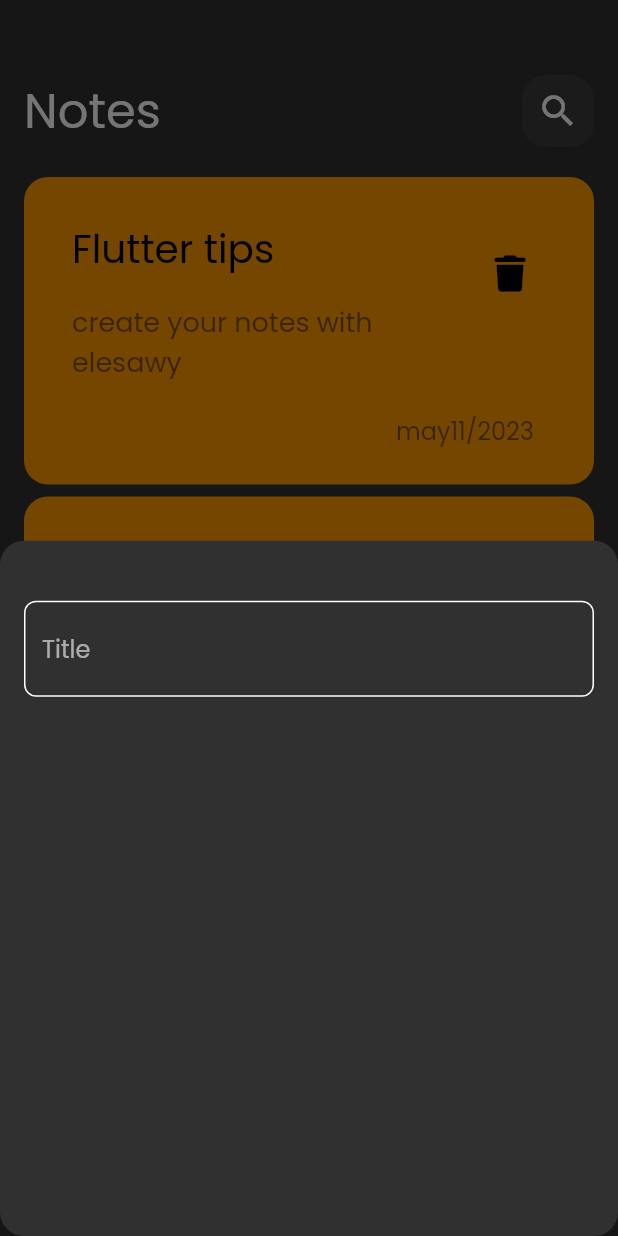
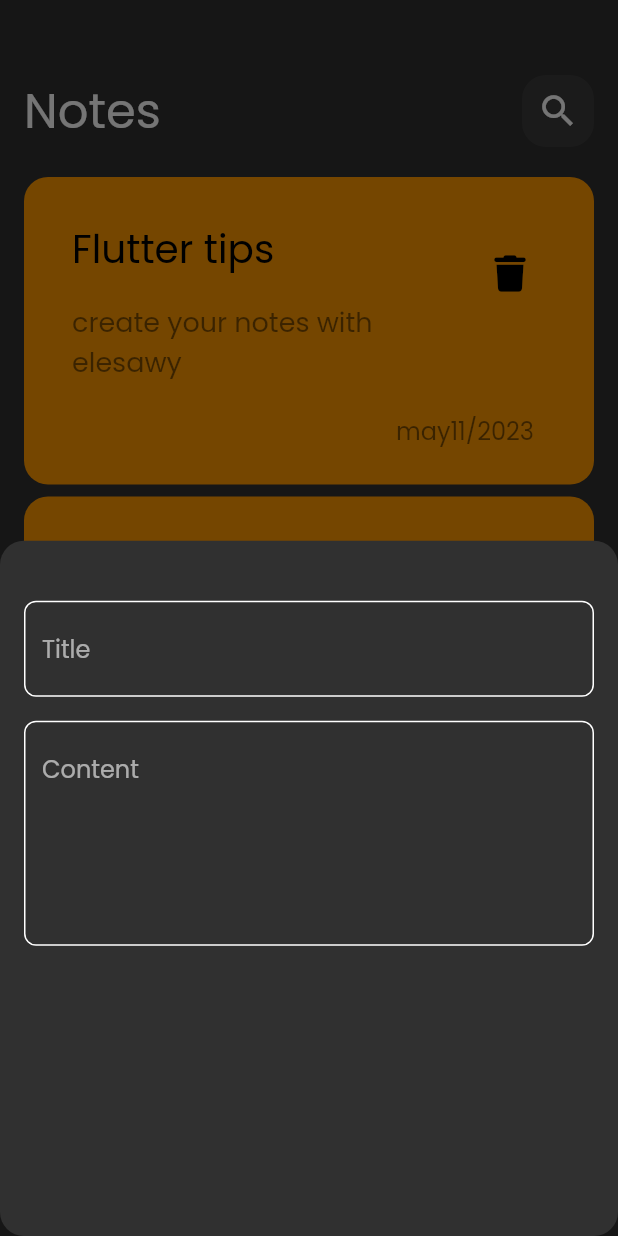
Before and after one commit to Elesawy11/notes_app, a Flutter app: the screen it shows after launch, after a tap on the "add" icon, on a phone screen of 412 x 824 dp. Run offline on Flutter 3.47's test engine with Material 2 defaults, Android fonts, the phone set to English and light mode, and no system bars; our stand-ins replace font_awesome_flutter.

Commit message:
add notes button sheet

```diff
--- /dev/null
+++ b/lib/constant.dart
@@ -0,0 +1,3 @@
+import 'package:flutter/material.dart';
+
+const kPrimaryColor = Color(0xff61FCD7);
--- a/lib/views/widgets/custom_text_field.dart
+++ b/lib/views/widgets/custom_text_field.dart
@@ -1,26 +1,30 @@
 import 'package:flutter/material.dart';
+import 'package:notes_app/constant.dart';
 
 class CustomTextField extends StatelessWidget {
-  const CustomTextField({super.key});
-
+  const CustomTextField({super.key, required this.hint, this.maxLines});
+  final String hint;
+  final maxLines;
   @override
   Widget build(BuildContext context) {
-    return const TextField(
+    return TextField(
+      cursorColor: kPrimaryColor,
+      maxLines: maxLines,
       decoration: InputDecoration(
-        hintText: 'Title',
-        border: OutlineInputBorder(
-          borderSide: BorderSide(color: Colors.white),
-          borderRadius: BorderRadius.all(Radius.circular(8),),
-        ),
-        enabledBorder: OutlineInputBorder(
-          borderSide: BorderSide(color: Colors.white),
-          borderRadius: BorderRadius.all(Radius.circular(8),),
-        ),
-        focusedBorder: OutlineInputBorder(
+        hintText: hint,
 
-          borderSide: BorderSide(color: Color(0xff61FCD7)),
-          borderRadius: BorderRadius.all(Radius.circular(8),),
-        ),
+        border: buildBorder(),
+        enabledBorder: buildBorder(),
+        focusedBorder: buildBorder(color: kPrimaryColor),
+      ),
+    );
+  }
+
+  OutlineInputBorder buildBorder({color}) {
+    return OutlineInputBorder(
+      borderSide: BorderSide(color:color?? Colors.white),
+      borderRadius: BorderRadius.all(
+        Radius.circular(8),
       ),
     );
   }
--- a/lib/views/widgets/show_note_button_shet.dart
+++ b/lib/views/widgets/show_note_button_shet.dart
@@ -10,8 +10,9 @@ class AddNoteButtonSheet extends StatelessWidget {
       padding: const EdgeInsets.symmetric(horizontal: 16, vertical: 40),
       child: Column(
         children: const [
-          Padding(
-              padding: EdgeInsets.only(bottom: 16), child: CustomTextField()),
+          CustomTextField(hint: 'Title',),
+          SizedBox(height: 16,),
+          CustomTextField(hint: 'Content',maxLines: 5,),
         ],
       ),
     );
```
